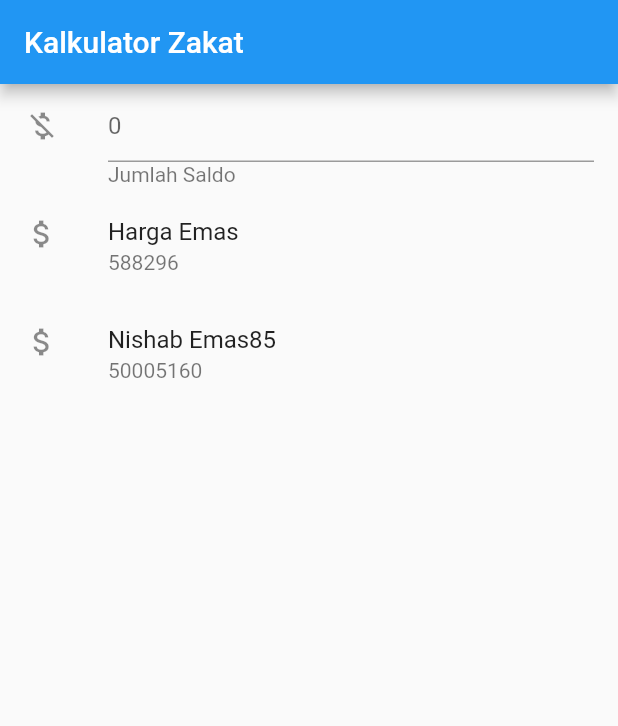
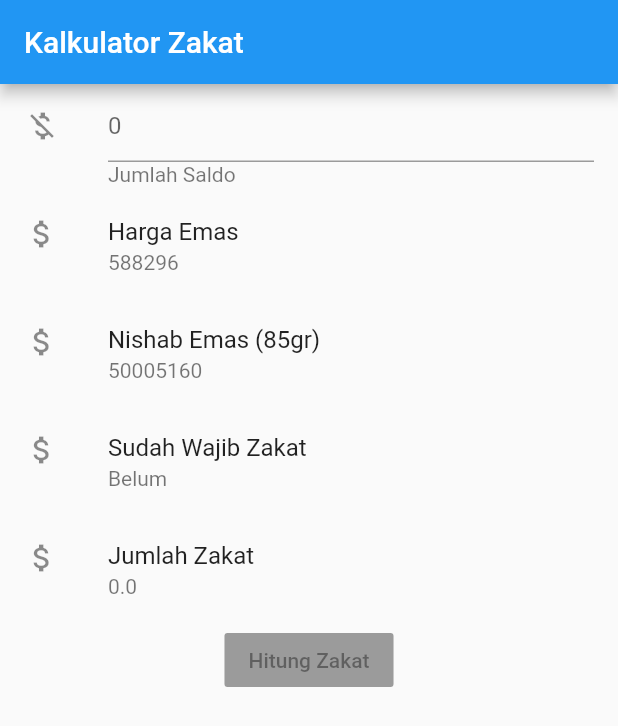
Before and after one commit to aslamhadi/ZakatFlutter, a Flutter app: the screen it shows after launch, on a phone screen of 412 x 824 dp. Shown: the top 726 px of the screen. Run offline on Flutter 3.47's test engine with Material 2 defaults, Android fonts, the phone set to English and light mode, and no system bars.

Commit message:
add more content

```diff
--- a/lib/main.dart
+++ b/lib/main.dart
@@ -43,8 +43,14 @@ class MyHomePage extends StatefulWidget {
 }
 
 class _MyHomePageState extends State<MyHomePage> {
+  final TextEditingController _controller = new TextEditingController();
+  int goldPrice = 588296;
+  int nishab = 85;
   int _counter = 0;
+  bool _eligible = false;
+  double _zakatValue = 0.00;
 
+  //var nishabRupiah = goldPrice * nishab;
   void _incrementCounter() {
     setState(() {
       // This call to setState tells the Flutter framework that something has
@@ -56,10 +62,20 @@ class _MyHomePageState extends State<MyHomePage> {
     });
   }
 
+  void eligibleToZakat() {
+    var currentValue = int.parse(_controller.text);
+    var nishabRupiah = goldPrice * nishab;
+
+    if (currentValue >= nishabRupiah) {
+      setState(() {
+        _eligible = true;
+        _zakatValue = 2.5/100 * currentValue;
+      });
+    }
+  }
+
   @override
   Widget build(BuildContext context) {
-    var goldPrice = 588296;
-    var nishab = 85;
     var nishabRupiah = goldPrice * nishab;
     // This method is rerun every time setState is called, for instance as done
     // by the _incrementCounter method above.
@@ -78,6 +94,7 @@ class _MyHomePageState extends State<MyHomePage> {
           new ListTile(
             leading: const Icon(Icons.money_off),
             title: new TextField(
+              controller: _controller,
               decoration: new InputDecoration(
                 hintText: "0"
               ),
@@ -91,9 +108,23 @@ class _MyHomePageState extends State<MyHomePage> {
           ),
           new ListTile(
             leading: const Icon(Icons.attach_money),
-            title: new Text('Nishab Emas' + nishab.toString()),
+            title: new Text('Nishab Emas (' + nishab.toString() + 'gr)'),
             subtitle: new Text(nishabRupiah.toString()),
-          )
+          ),
+          new ListTile(
+            leading: const Icon(Icons.attach_money),
+            title: new Text('Sudah Wajib Zakat'),
+            subtitle: new Text(_eligible ? "Sudah" : "Belum"),
+          ),
+          new ListTile(
+            leading: const Icon(Icons.attach_money),
+            title: new Text('Jumlah Zakat'),
+            subtitle: new Text(_zakatValue.toString()),
+          ),
+          new RaisedButton(
+            // onPressed: eligibleToZakat(),
+            child: new Text('Hitung Zakat'),
+          ),
         ],
       )
     );
```
